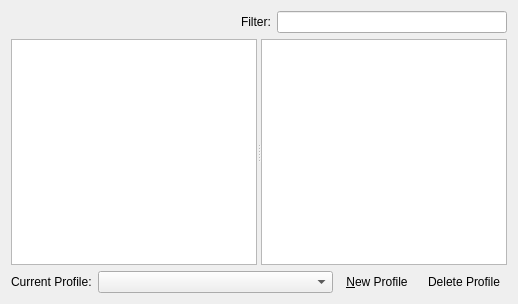
Old version of the form files/ui/datafilespage.ui in the repository OpenMW/openmw.
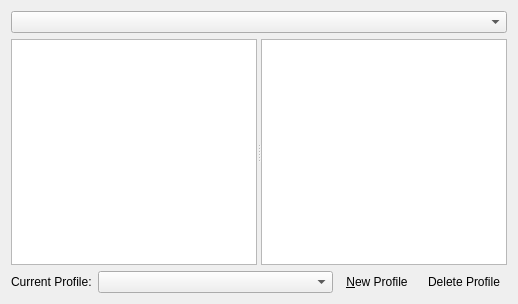
New version of the form. Icons and pictures are not drawn. Custom widgets are drawn as their Qt base class.

Commit message: Implemented combobox for game file selection

Patch:
```diff
--- a/files/ui/datafilespage.ui
+++ b/files/ui/datafilespage.ui
@@ -14,28 +14,12 @@
    <item>
     <layout class="QHBoxLayout" name="filterLayout">
      <item>
-      <spacer name="horizontalSpacer">
-       <property name="orientation">
-        <enum>Qt::Horizontal</enum>
-       </property>
-       <property name="sizeHint" stdset="0">
-        <size>
-         <width>40</width>
-         <height>20</height>
-        </size>
-       </property>
-      </spacer>
-     </item>
-     <item>
-      <widget class="QLabel" name="filterLabel">
-       <property name="text">
-        <string>Filter:</string>
+      <widget class="ProfilesComboBox" name="masterView">
+       <property name="editable">
+        <bool>false</bool>
        </property>
       </widget>
      </item>
-     <item>
-      <widget class="LineEdit" name="filterLineEdit"/>
-     </item>
     </layout>
    </item>
    <item>
@@ -151,11 +135,6 @@
   </action>
  </widget>
  <customwidgets>
-  <customwidget>
-   <class>LineEdit</class>
-   <extends>QLineEdit</extends>
-   <header location="global">components/fileorderlist/utils/lineedit.hpp</header>
-  </customwidget>
   <customwidget>
    <class>ProfilesComboBox</class>
    <extends>QComboBox</extends>
```
The commit also changes 5 other files.
